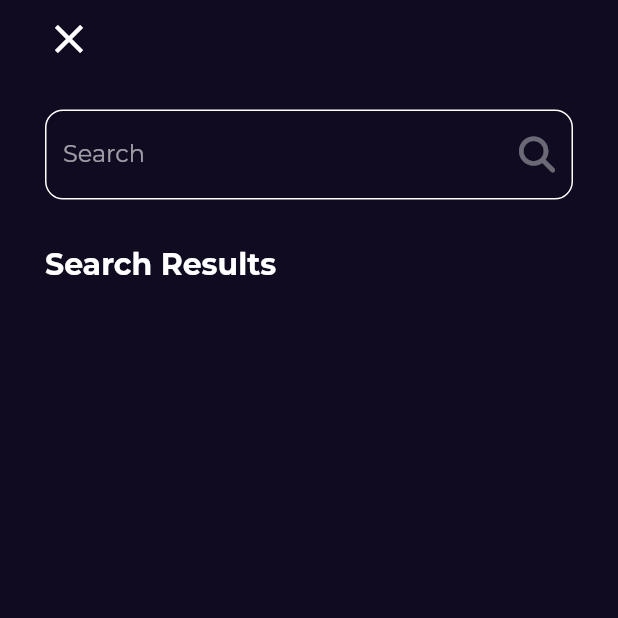
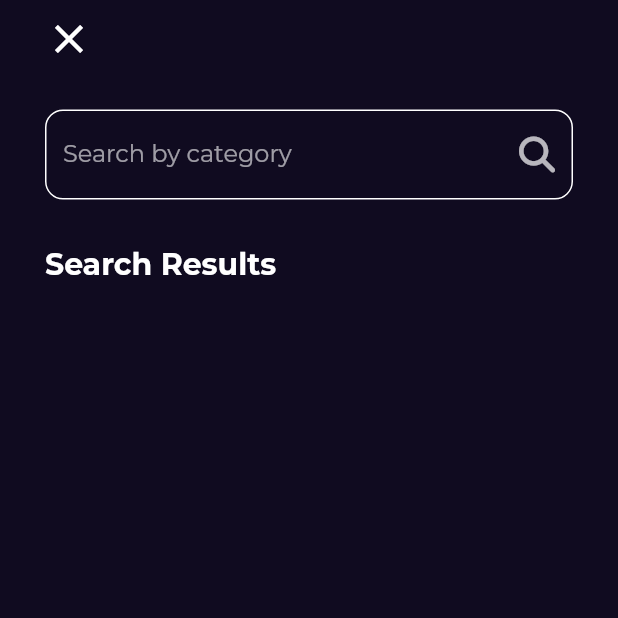
Before and after one commit to Taku-Android/Bookly, a Flutter app: the screen it shows after launch, after a tap on an icon or button, on a phone screen of 412 x 824 dp, the top half of it. Run offline on Flutter 3.47's test engine with Material 2 defaults, Android fonts, the phone set to English and light mode, and no system bars; our stand-ins replace cached_network_image, dartz, dio, flutter_bloc, font_awesome_flutter, get_it and 2 more; network calls fail.

Commit message:
adding searchByCategory on search press

```diff
--- a/lib/core/utils/service_locator.dart
+++ b/lib/core/utils/service_locator.dart
@@ -1,4 +1,5 @@
 import 'package:bookly/feature/home/data/repo/home_repo_impl.dart';
+import 'package:bookly/feature/search/data/repo/search_repo_impl.dart';
 import 'package:dio/dio.dart';
 import 'package:get_it/get_it.dart';
 
@@ -15,5 +16,11 @@ void setupServiceLocator() {
     ),
   );
 
+  getIt.registerSingleton<SearchRepoImpl>(
+    SearchRepoImpl(
+      getIt.get<ApiService>()
+    )
+  );
+
 
 }
--- a/lib/feature/search/presentation/views/search_view.dart
+++ b/lib/feature/search/presentation/views/search_view.dart
@@ -1,13 +1,20 @@
+import 'package:bookly/core/utils/service_locator.dart';
+import 'package:bookly/feature/search/data/repo/search_repo_impl.dart';
+import 'package:bookly/feature/search/presentation/manager/cubit/search_cubit.dart';
 import 'package:bookly/feature/search/presentation/views/widgets/search_view_body.dart';
 import 'package:flutter/material.dart';
+import 'package:flutter_bloc/flutter_bloc.dart';
 
 class SearchView extends StatelessWidget {
   const SearchView({super.key});
 
   @override
   Widget build(BuildContext context) {
-    return const Scaffold(
-      body: SafeArea(child: SearchViewBody()) ,
+    return BlocProvider(
+      create: (context) => SearchCubit(getIt.get<SearchRepoImpl>()),
+      child: const Scaffold(
+        body: SafeArea(child: SearchViewBody()) ,
+      ),
     );
   }
 }
--- a/lib/feature/search/presentation/views/widgets/custom_search_text_field.dart
+++ b/lib/feature/search/presentation/views/widgets/custom_search_text_field.dart
@@ -1,23 +1,33 @@
+import 'package:bookly/feature/search/presentation/manager/cubit/search_cubit.dart';
 import 'package:flutter/material.dart';
+import 'package:flutter_bloc/flutter_bloc.dart';
 import 'package:font_awesome_flutter/font_awesome_flutter.dart';
 
-class CustomSearchTextField extends StatelessWidget {
-  const CustomSearchTextField({super.key,  this.onPressed});
+class CustomSearchTextField extends StatefulWidget {
+  const CustomSearchTextField({super.key});
 
+  @override
+  State<CustomSearchTextField> createState() => _CustomSearchTextFieldState();
+}
 
-  final void Function()? onPressed;
+class _CustomSearchTextFieldState extends State<CustomSearchTextField> {
+
+  TextEditingController searchController = TextEditingController();
 
   @override
   Widget build(BuildContext context) {
     return Padding(
       padding: const EdgeInsets.symmetric(horizontal: 30.0, vertical: 16),
       child: TextField(
+        controller: searchController ,
           decoration: InputDecoration(
               enabledBorder: buildOutlineInputBorder(),
               focusedBorder: buildOutlineInputBorder(),
-              hintText: 'Search',
+              hintText: 'Search by category',
               suffixIcon: IconButton(
-                  onPressed: onPressed,
+                  onPressed: (){
+                    search();
+                  },
                   icon: const Icon(
                     FontAwesomeIcons.magnifyingGlass,
                     size: 24,
@@ -33,4 +43,15 @@ class CustomSearchTextField extends StatelessWidget {
         )
     );
   }
+
+  search(){
+
+    if(searchController.text.isEmpty){
+      return ;
+    }
+
+    BlocProvider.of<SearchCubit>(context).searchByCategory(searchController.text);
+
+  }
+
 }
```
